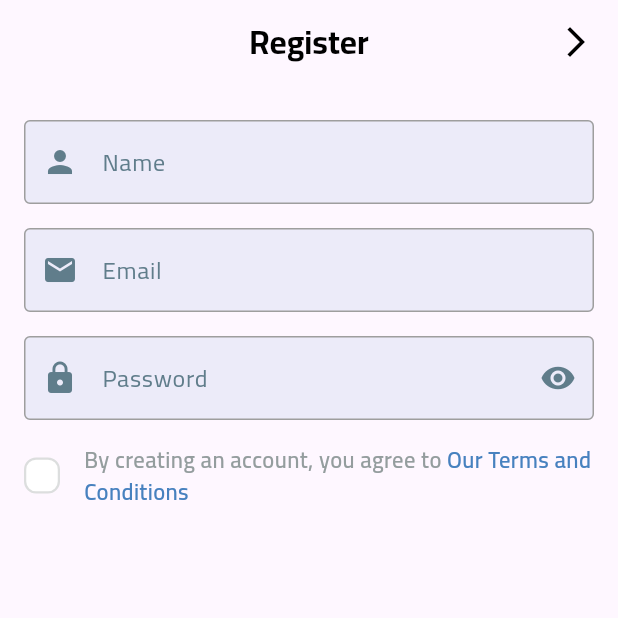
After one commit to abdulrahmanibrahimdawood/e-commerce-app, a Flutter app: the SignupView screen opened by its route, on a phone screen of 412 x 824 dp, the top half of it. The commit adds this screen. Run offline on Flutter 3.47's test engine with Material 3 defaults, Android fonts, the phone set to English and light mode, and no system bars; our stand-ins replace dots_indicator, flutter_svg, shared_preferences; accounts and stored records are empty.

Commit message:
create checkbox

```diff
--- a/lib/core/helper_functions/on_generate_routes.dart
+++ b/lib/core/helper_functions/on_generate_routes.dart
@@ -1,4 +1,5 @@
 import 'package:e_commerce/features/auth/presentation/views/login_view.dart';
+import 'package:e_commerce/features/auth/presentation/views/signup_view.dart';
 import 'package:e_commerce/features/on_boarding/presentation/views/on_boarding_view.dart';
 import 'package:e_commerce/features/splash/presentation/views/splash_view.dart';
 import 'package:flutter/material.dart';
@@ -11,6 +12,8 @@ Route<dynamic> onGenerateRoutes(RouteSettings settings) {
       return MaterialPageRoute(builder: (context) => const LoginView());
     case OnBoardingView.routeName:
       return MaterialPageRoute(builder: (context) => const OnBoardingView());
+    case SignupView.routeName:
+      return MaterialPageRoute(builder: (context) => const SignupView());
     default:
       return MaterialPageRoute(builder: (context) => const Scaffold());
   }
--- a/lib/core/utils/app_images.dart
+++ b/lib/core/utils/app_images.dart
@@ -9,6 +9,10 @@ class Assets {
   /// Assets for assetsImagesBackgroundImage
   /// assets/images/background_image.svg
   static const String assetsImagesBackgroundImage = "assets/images/background_image.svg";
+
+  /// Assets for assetsImagesChecked
+  /// assets/images/checked.svg
+  static const String assetsImagesChecked = "assets/images/checked.svg";
 
   /// Assets for assetsImagesFacebookIcon
   /// assets/images/facebook_icon.svg
--- a/lib/features/auth/presentation/views/login_view.dart
+++ b/lib/features/auth/presentation/views/login_view.dart
@@ -11,7 +11,7 @@ class LoginView extends StatelessWidget {
     return Directionality(
       textDirection: TextDirection.rtl,
       child: Scaffold(
-        resizeToAvoidBottomInset: true,
+        // resizeToAvoidBottomInset: true,
         appBar: buildAppBar(context, title: 'Login'),
         body: const LoginViewBody(),
       ),
--- /dev/null
+++ b/lib/features/auth/presentation/views/signup_view.dart
@@ -0,0 +1,19 @@
+import 'package:e_commerce/core/widgets/custom_app_bar.dart';
+import 'package:e_commerce/features/auth/presentation/views/widgets/signup_view_body.dart';
+import 'package:flutter/material.dart';
+
+class SignupView extends StatelessWidget {
+  const SignupView({super.key});
+  static const routeName = 'signup';
+
+  @override
+  Widget build(BuildContext context) {
+    return Directionality(
+      textDirection: TextDirection.rtl,
+      child: Scaffold(
+        appBar: buildAppBar(context, title: 'Register'),
+        body: const SignupViewBody(),
+      ),
+    );
+  }
+}
--- /dev/null
+++ b/lib/features/auth/presentation/views/widgets/custom_check_box.dart
@@ -0,0 +1,41 @@
+import 'package:e_commerce/core/utils/app_color.dart';
+import 'package:e_commerce/core/utils/app_images.dart';
+import 'package:flutter/material.dart';
+import 'package:flutter_svg/flutter_svg.dart';
+
+class CustomCheckBox extends StatelessWidget {
+  const CustomCheckBox(
+      {super.key, required this.isChecked, required this.onChecked});
+  final bool isChecked;
+  final ValueChanged<bool> onChecked;
+  @override
+  Widget build(BuildContext context) {
+    return GestureDetector(
+      onTap: () {
+        onChecked(!isChecked);
+      },
+      child: AnimatedContainer(
+          width: 24,
+          height: 24,
+          duration: const Duration(
+            milliseconds: 100,
+          ),
+          decoration: ShapeDecoration(
+            color: isChecked ? AppColor.kPrimaryColor : Colors.white,
+            shape: RoundedRectangleBorder(
+              side: BorderSide(
+                  width: 1.50,
+                  color:
+                      isChecked ? Colors.transparent : const Color(0xFFDCDEDE)),
+              borderRadius: BorderRadius.circular(8),
+            ),
+          ),
+          child: isChecked
+              ? Padding(
+                  padding: const EdgeInsets.all(2),
+                  child: SvgPicture.asset(Assets.assetsImagesChecked),
+                )
+              : const SizedBox()),
+    );
+  }
+}
--- a/lib/features/auth/presentation/views/widgets/dont_have_an_account_widget.dart
+++ b/lib/features/auth/presentation/views/widgets/dont_have_an_account_widget.dart
@@ -1,4 +1,5 @@
 import 'package:e_commerce/core/utils/app_color.dart';
+import 'package:e_commerce/features/auth/presentation/views/signup_view.dart';
 import 'package:flutter/gestures.dart';
 import 'package:flutter/material.dart';
 
@@ -28,7 +29,10 @@ class DontHaveAnAccountWidget extends StatelessWidget {
             ),
           ),
           TextSpan(
-              recognizer: TapGestureRecognizer()..onTap = () {},
+              recognizer: TapGestureRecognizer()
+                ..onTap = () {
+                  Navigator.pushNamed(context, SignupView.routeName);
+                },
               text: 'Create an account',
               style: const TextStyle(
                 color: AppColor.kPrimaryColor,
--- /dev/null
+++ b/lib/features/auth/presentation/views/widgets/signup_view_body.dart
@@ -0,0 +1,55 @@
+import 'package:e_commerce/constants.dart';
+import 'package:e_commerce/core/widgets/custom_text_form_feild.dart';
+import 'package:e_commerce/features/auth/presentation/views/widgets/terms_and_condations.dart';
+import 'package:flutter/material.dart';
+
+class SignupViewBody extends StatelessWidget {
+  const SignupViewBody({super.key});
+
+  @override
+  Widget build(BuildContext context) {
+    return const SingleChildScrollView(
+        child: Padding(
+      padding: EdgeInsets.symmetric(horizontal: khorizontalPadding),
+      child: Column(
+        children: [
+          SizedBox(
+            height: 24,
+          ),
+          CustomTextFormFeild(
+            icon: Icon(
+              Icons.person,
+              color: Colors.blueGrey,
+            ),
+            textInputType: TextInputType.name,
+            hintText: 'Name',
+          ),
+          SizedBox(
+            height: 16,
+          ),
+          CustomTextFormFeild(
+            icon: Icon(
+              Icons.email,
+              color: Colors.blueGrey,
+            ),
+            textInputType: TextInputType.emailAddress,
+            hintText: 'Email',
+          ),
+          SizedBox(
+            height: 16,
+          ),
+          CustomTextFormFeild(
+            suffixIcon: Icon(Icons.remove_red_eye, color: Colors.blueGrey),
+            icon: Icon(Icons.lock, color: Colors.blueGrey),
+            textInputType: TextInputType.visiblePassword,
+            hintText: 'Password',
+          ),
+          SizedBox(
+            height: 16,
+          ),
+          TermsAndCondationsWidgets()
+        ],
+      ),
+    ));
+  }
+}
--- /dev/null
+++ b/lib/features/auth/presentation/views/widgets/terms_and_condations.dart
@@ -0,0 +1,56 @@
+import 'package:e_commerce/features/auth/presentation/views/widgets/custom_check_box.dart';
+import 'package:flutter/material.dart';
+
+class TermsAndCondationsWidgets extends StatefulWidget {
+  const TermsAndCondationsWidgets({super.key});
+
+  @override
+  State<TermsAndCondationsWidgets> createState() =>
+      _TermsAndCondationsWidgetsState();
+}
+
+class _TermsAndCondationsWidgetsState extends State<TermsAndCondationsWidgets> {
+  bool isTermedAccepts = false;
+  @override
+  Widget build(BuildContext context) {
+    return Row(
+      children: [
+        const Expanded(
+          child: Text.rich(
+            TextSpan(
+              children: [
+                TextSpan(
+                  text: 'By creating an account, you agree to ',
+                  style: TextStyle(
+                    color: Color(0xFF949D9E),
+                    fontSize: 15,
+                    fontFamily: 'Cairo',
+                    fontWeight: FontWeight.w600,
+                  ),
+                ),
+                TextSpan(
+                  text: 'Our Terms and Conditions',
+                  style: TextStyle(
+                    color: Color(0xFF4781BF),
+                    fontSize: 15,
+                    fontFamily: 'Cairo',
+                    fontWeight: FontWeight.w600,
+                  ),
+                ),
+              ],
+            ),
+            textAlign: TextAlign.left,
+          ),
+        ),
+        const SizedBox(width: 16),
+        CustomCheckBox(
+          onChecked: (value) {
+            isTermedAccepts = value;
+            setState(() {});
+          },
+          isChecked: isTermedAccepts,
+        ),
+      ],
+    );
+  }
+}
```
Also changed, not shown: assets/images/checked.svg (added).
